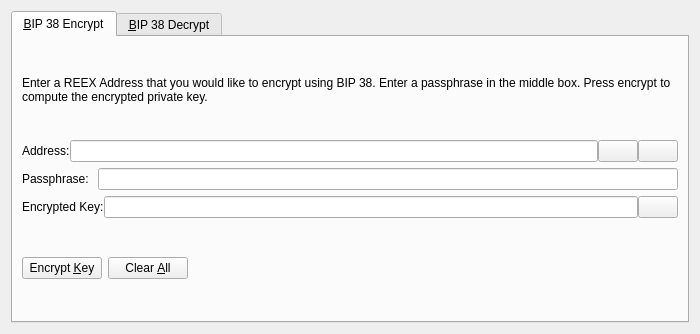
Before: the Qt Designer form src/qt/forms/bip38tooldialog.ui in supertref/Reex, drawn with Qt 5.
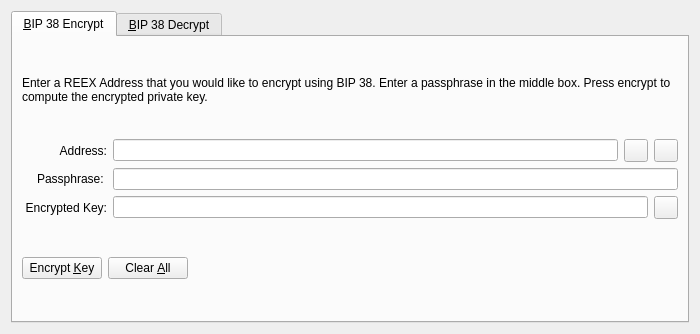
After: the same form once the commit is applied. The open tabs and pages were chosen to show the change. Icons and pictures are not drawn. Custom widgets are drawn as their Qt base class.

What changed in the file:
```diff
--- a/src/qt/forms/bip38tooldialog.ui
+++ b/src/qt/forms/bip38tooldialog.ui
@@ -42,11 +42,17 @@
        </item>
        <item>
         <layout class="QHBoxLayout" name="horizontalLayout_1_ENC">
-         <property name="spacing">
-          <number>0</number>
-         </property>
          <item>
           <widget class="QLabel" name="label_5">
+           <property name="alignment">
+            <set>Qt::AlignRight|Qt::AlignTrailing|Qt::AlignVCenter</set>
+           </property>
+           <property name="minimumSize">
+            <size>
+             <width>85</width>
+             <height>0</height>
+            </size>
+           </property>
            <property name="text">
             <string>Address:</string>
            </property>
@@ -60,7 +66,7 @@
           </widget>
          </item>
          <item>
-          <widget class="QPushButton" name="addressBookButton_ENC">
+          <widget class="QToolButton" name="addressBookButton_ENC">
            <property name="toolTip">
             <string>Choose previously used address</string>
            </property>
@@ -74,13 +80,10 @@
            <property name="shortcut">
             <string>Alt+A</string>
            </property>
-           <property name="autoDefault">
-            <bool>false</bool>
-           </property>
           </widget>
          </item>
          <item>
-          <widget class="QPushButton" name="pasteButton_ENC">
+          <widget class="QToolButton" name="pasteButton_ENC">
            <property name="toolTip">
             <string>Paste address from clipboard</string>
            </property>
@@ -94,9 +97,6 @@
            <property name="shortcut">
             <string>Alt+P</string>
            </property>
-           <property name="autoDefault">
-            <bool>false</bool>
-           </property>
           </widget>
          </item>
         </layout>
@@ -105,6 +105,15 @@
         <layout class="QHBoxLayout" name="horizontalLayout_5">
          <item>
           <widget class="QLabel" name="label_6">
+           <property name="alignment">
+            <set>Qt::AlignRight|Qt::AlignTrailing|Qt::AlignVCenter</set>
+           </property>
+           <property name="minimumSize">
+            <size>
+             <width>85</width>
+             <height>0</height>
+            </size>
+           </property>
            <property name="text">
             <string>Passphrase: </string>
            </property>
@@ -121,11 +130,17 @@
        </item>
        <item>
         <layout class="QHBoxLayout" name="horizontalLayout_2_ENC">
-         <property name="spacing">
-          <number>0</number>
-         </property>
          <item>
           <widget class="QLabel" name="encryptedKeyLabel_ENC">
+           <property name="alignment">
+            <set>Qt::AlignRight|Qt::AlignTrailing|Qt::AlignVCenter</set>
+           </property>
+           <property name="minimumSize">
+            <size>
+             <width>85</width>
+             <height>0</height>
+            </size>
+           </property>
            <property name="text">
             <string>Encrypted Key:</string>
            </property>
@@ -147,7 +162,7 @@
           </widget>
          </item>
          <item>
-          <widget class="QPushButton" name="copyKeyButton_ENC">
+          <widget class="QToolButton" name="copyKeyButton_ENC">
            <property name="toolTip">
             <string>Copy the current signature to the system clipboard</string>
            </property>
@@ -158,9 +173,6 @@
             <iconset resource="../reecore.qrc">
              <normaloff>:/icons/editcopy</normaloff>:/icons/editcopy</iconset>
            </property>
-           <property name="autoDefault">
-            <bool>false</bool>
-           </property>
           </widget>
          </item>
         </layout>
```
Left out of the diff: 48 changed lines with no effect on the pictures.
